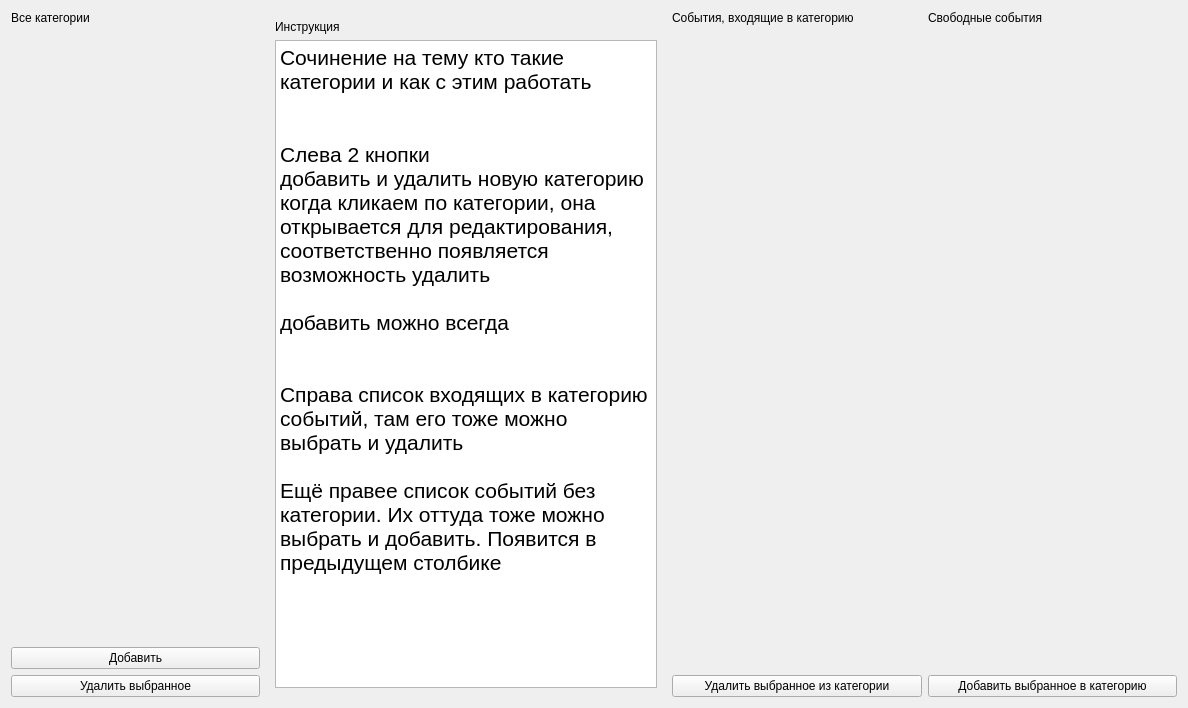
Before: the Qt Designer form ui/admin/AdminCategoriesWidget.ui in xamlo721/SecurityHelper, drawn with Qt 5.
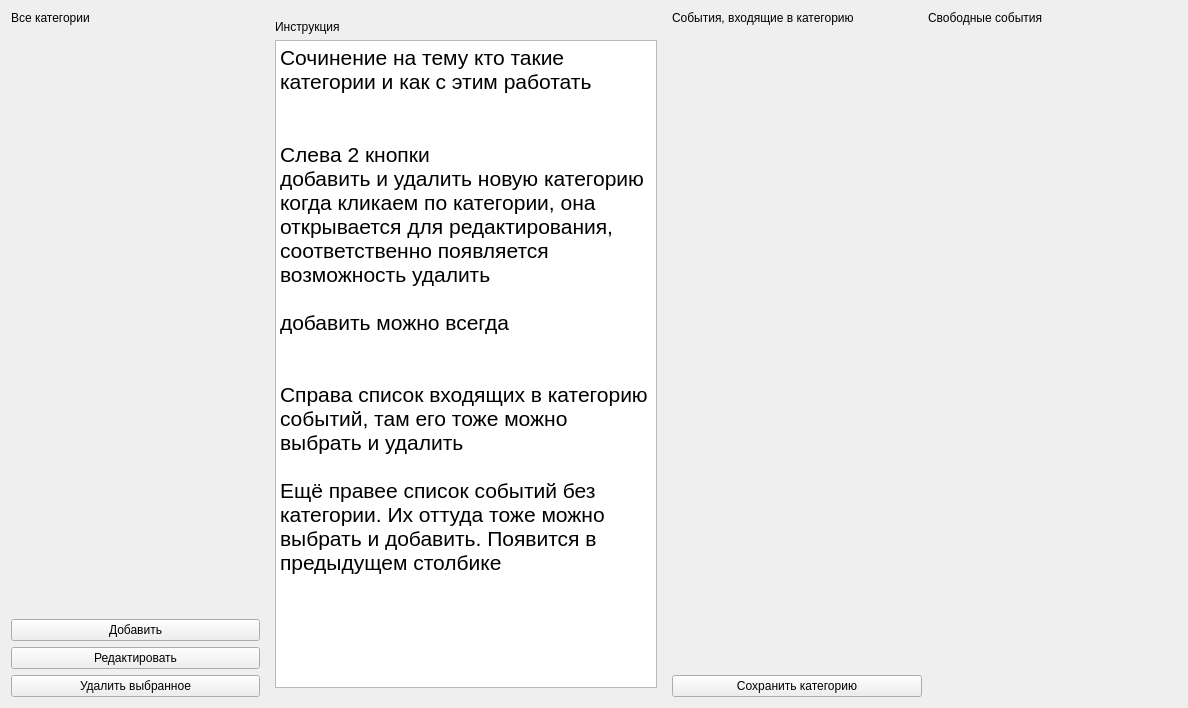
After: the same form once the commit is applied. Custom widgets are drawn as their Qt base class.

Commit message: refactor Admin Categories edit menu

```diff
--- a/ui/admin/AdminCategoriesWidget.ui
+++ b/ui/admin/AdminCategoriesWidget.ui
@@ -42,6 +42,13 @@
          </property>
         </widget>
        </item>
+       <item>
+        <widget class="QPushButton" name="pushButton_editCategory">
+         <property name="text">
+          <string>Редактировать</string>
+         </property>
+        </widget>
+       </item>
        <item>
         <widget class="QPushButton" name="pushButton_deleteSelectedCategories">
          <property name="text">
@@ -113,7 +120,7 @@
        <item>
         <widget class="QPushButton" name="pushButton_removeFromCategory">
          <property name="text">
-          <string>Удалить выбранное из категории</string>
+          <string>Сохранить категорию</string>
          </property>
         </widget>
        </item>
@@ -138,13 +145,6 @@
          </property>
         </widget>
        </item>
-       <item>
-        <widget class="QPushButton" name="pushButton_addToCategory">
-         <property name="text">
-          <string>Добавить выбранное в категорию</string>
-         </property>
-        </widget>
-       </item>
       </layout>
      </item>
     </layout>
```
Left out of the diff: 2 changed lines with no effect on the pictures.
